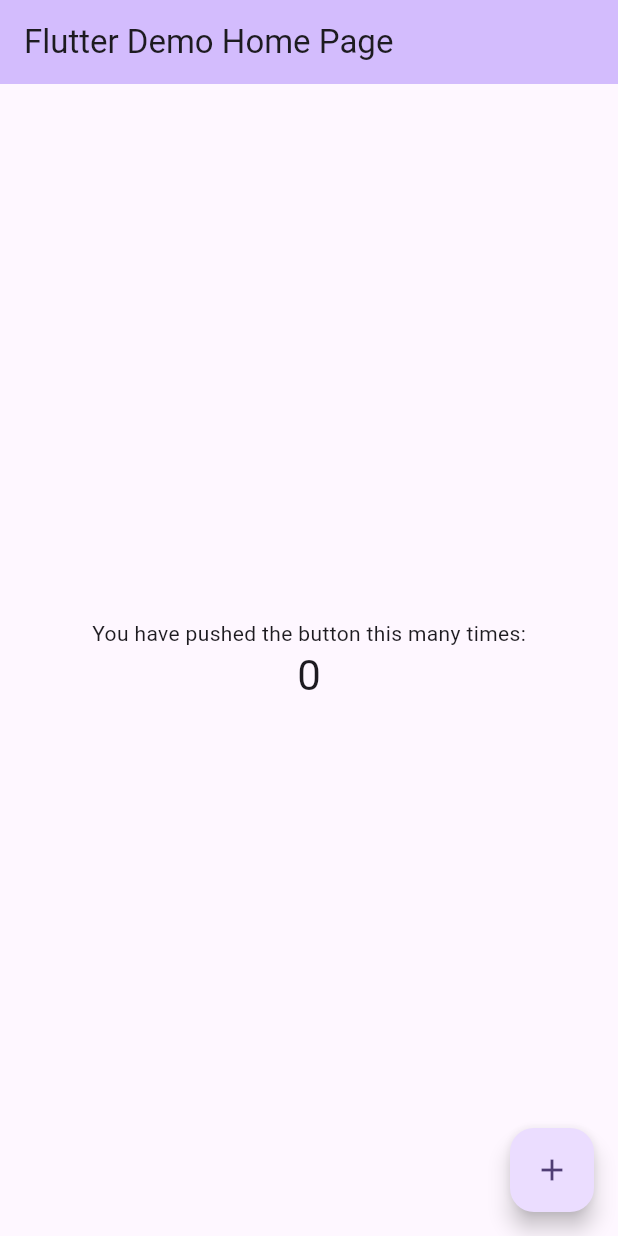
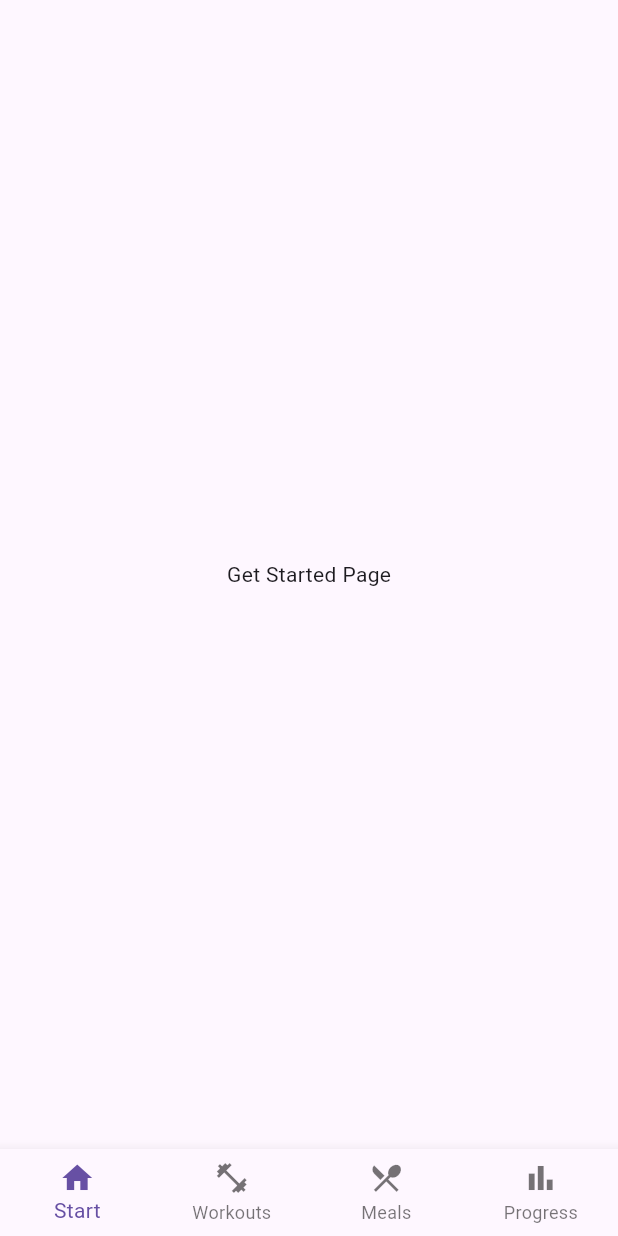
Before and after one commit to sidd07181134/ProLift, a Flutter app: the screen it shows after launch, on a phone screen of 412 x 824 dp. Run offline on Flutter 3.47's test engine with Material 3 defaults, Android fonts, the phone set to English and light mode, and no system bars.

Commit message:
created the pages. need to add the features

```diff
--- a/lib/main.dart
+++ b/lib/main.dart
@@ -1,125 +1,115 @@
 import 'package:flutter/material.dart';
 
 void main() {
-  runApp(const MyApp());
+  runApp(const FitnessTrackerApp());
 }
 
-class MyApp extends StatelessWidget {
-  const MyApp({super.key});
+class FitnessTrackerApp extends StatelessWidget {
+  const FitnessTrackerApp({super.key});
 
-  // This widget is the root of your application.
   @override
   Widget build(BuildContext context) {
     return MaterialApp(
-      title: 'Flutter Demo',
+      title: 'Fitness Tracker',
       theme: ThemeData(
-        // This is the theme of your application.
-        //
-        // TRY THIS: Try running your application with "flutter run". You'll see
-        // the application has a purple toolbar. Then, without quitting the app,
-        // try changing the seedColor in the colorScheme below to Colors.green
-        // and then invoke "hot reload" (save your changes or press the "hot
-        // reload" button in a Flutter-supported IDE, or press "r" if you used
-        // the command line to start the app).
-        //
-        // Notice that the counter didn't reset back to zero; the application
-        // state is not lost during the reload. To reset the state, use hot
-        // restart instead.
-        //
-        // This works for code too, not just values: Most code changes can be
-        // tested with just a hot reload.
-        colorScheme: ColorScheme.fromSeed(seedColor: Colors.deepPurple),
-        useMaterial3: true,
+        primarySwatch: Colors.blue,
+        visualDensity: VisualDensity.adaptivePlatformDensity,
       ),
-      home: const MyHomePage(title: 'Flutter Demo Home Page'),
+      home: const HomePage(),
     );
   }
 }
 
-class MyHomePage extends StatefulWidget {
-  const MyHomePage({super.key, required this.title});
-
-  // This widget is the home page of your application. It is stateful, meaning
-  // that it has a State object (defined below) that contains fields that affect
-  // how it looks.
-
-  // This class is the configuration for the state. It holds the values (in this
-  // case the title) provided by the parent (in this case the App widget) and
-  // used by the build method of the State. Fields in a Widget subclass are
-  // always marked "final".
-
-  final String title;
+class HomePage extends StatefulWidget {
+  const HomePage({super.key});
 
   @override
-  State<MyHomePage> createState() => _MyHomePageState();
+  _HomePageState createState() => _HomePageState();
 }
 
-class _MyHomePageState extends State<MyHomePage> {
-  int _counter = 0;
+class _HomePageState extends State<HomePage> {
+  int currentTab = 0;
+  final List<Widget> screens = [
+    const GetStartedScreen(),
+    const WorkoutsScreen(),
+    const MealsScreen(),
+    const ProgressScreen(),
+  ];
 
-  void _incrementCounter() {
-    setState(() {
-      // This call to setState tells the Flutter framework that something has
-      // changed in this State, which causes it to rerun the build method below
-      // so that the display can reflect the updated values. If we changed
-      // _counter without calling setState(), then the build method would not be
-      // called again, and so nothing would appear to happen.
-      _counter++;
-    });
-  }
+  final PageStorageBucket bucket = PageStorageBucket();
+  Widget currentScreen = const GetStartedScreen();
 
   @override
   Widget build(BuildContext context) {
-    // This method is rerun every time setState is called, for instance as done
-    // by the _incrementCounter method above.
-    //
-    // The Flutter framework has been optimized to make rerunning build methods
-    // fast, so that you can just rebuild anything that needs updating rather
-    // than having to individually change instances of widgets.
     return Scaffold(
-      appBar: AppBar(
-        // TRY THIS: Try changing the color here to a specific color (to
-        // Colors.amber, perhaps?) and trigger a hot reload to see the AppBar
-        // change color while the other colors stay the same.
-        backgroundColor: Theme.of(context).colorScheme.inversePrimary,
-        // Here we take the value from the MyHomePage object that was created by
-        // the App.build method, and use it to set our appbar title.
-        title: Text(widget.title),
+      body: PageStorage(
+        child: currentScreen,
+        bucket: bucket,
       ),
-      body: Center(
-        // Center is a layout widget. It takes a single child and positions it
-        // in the middle of the parent.
-        child: Column(
-          // Column is also a layout widget. It takes a list of children and
-          // arranges them vertically. By default, it sizes itself to fit its
-          // children horizontally, and tries to be as tall as its parent.
-          //
-          // Column has various properties to control how it sizes itself and
-          // how it positions its children. Here we use mainAxisAlignment to
-          // center the children vertically; the main axis here is the vertical
-          // axis because Columns are vertical (the cross axis would be
-          // horizontal).
-          //
-          // TRY THIS: Invoke "debug painting" (choose the "Toggle Debug Paint"
-          // action in the IDE, or press "p" in the console), to see the
-          // wireframe for each widget.
-          mainAxisAlignment: MainAxisAlignment.center,
-          children: <Widget>[
-            const Text(
-              'You have pushed the button this many times:',
-            ),
-            Text(
-              '$_counter',
-              style: Theme.of(context).textTheme.headlineMedium,
-            ),
-          ],
-        ),
+      bottomNavigationBar: BottomNavigationBar(
+        type: BottomNavigationBarType.fixed,
+        currentIndex: currentTab,
+        onTap: (int index) {
+          setState(() {
+            currentTab = index;
+            currentScreen = screens[index];
+          });
+        },
+        items: const [
+          BottomNavigationBarItem(
+            icon: Icon(Icons.home),
+            label: 'Start',
+          ),
+          BottomNavigationBarItem(
+            icon: Icon(Icons.fitness_center),
+            label: 'Workouts',
+          ),
+          BottomNavigationBarItem(
+            icon: Icon(Icons.restaurant_menu),
+            label: 'Meals',
+          ),
+          BottomNavigationBarItem(
+            icon: Icon(Icons.bar_chart),
+            label: 'Progress',
+          ),
+        ],
       ),
-      floatingActionButton: FloatingActionButton(
-        onPressed: _incrementCounter,
-        tooltip: 'Increment',
-        child: const Icon(Icons.add),
-      ), // This trailing comma makes auto-formatting nicer for build methods.
     );
   }
 }
+
+class GetStartedScreen extends StatelessWidget {
+  const GetStartedScreen({super.key});
+
+  @override
+  Widget build(BuildContext context) {
+    return const Center(child: Text("Get Started Page"));
+  }
+}
+
+class WorkoutsScreen extends StatelessWidget {
+  const WorkoutsScreen({super.key});
+
+  @override
+  Widget build(BuildContext context) {
+    return const Center(child: Text("Workouts Page"));
+  }
+}
+
+class MealsScreen extends StatelessWidget {
+  const MealsScreen({super.key});
+
+  @override
+  Widget build(BuildContext context) {
+    return const Center(child: Text("Meals Page"));
+  }
+}
+
+class ProgressScreen extends StatelessWidget {
+  const ProgressScreen({super.key});
+
+  @override
+  Widget build(BuildContext context) {
+    return const Center(child: Text("Progress Page"));
+  }
+}
```
